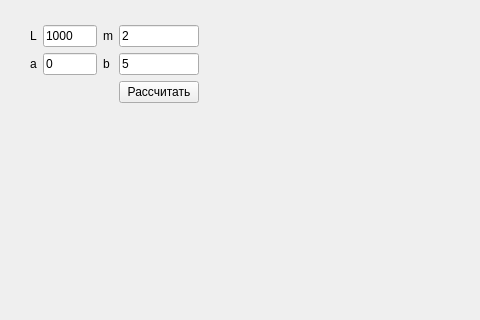
First picture: the form in gui/ui.ui, repository lorancew-l/queueing, before the edit; both pictures show x 0 to 480 and y 0 to 320 of the 935 by 669 pixel window.
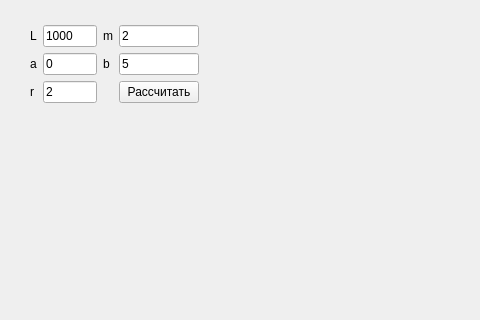
Second picture: the form after the edit.

Commit message: добавил гистограмму

```diff
--- a/gui/ui.ui
+++ b/gui/ui.ui
@@ -111,6 +111,20 @@
         </property>
        </widget>
       </item>
+      <item row="5" column="0">
+       <widget class="QLabel" name="label_2">
+        <property name="text">
+         <string>r</string>
+        </property>
+       </widget>
+      </item>
+      <item row="5" column="1">
+       <widget class="QLineEdit" name="r">
+        <property name="text">
+         <string>2</string>
+        </property>
+       </widget>
+      </item>
      </layout>
     </item>
     <item>
```
The commit also changes 2 other files.
